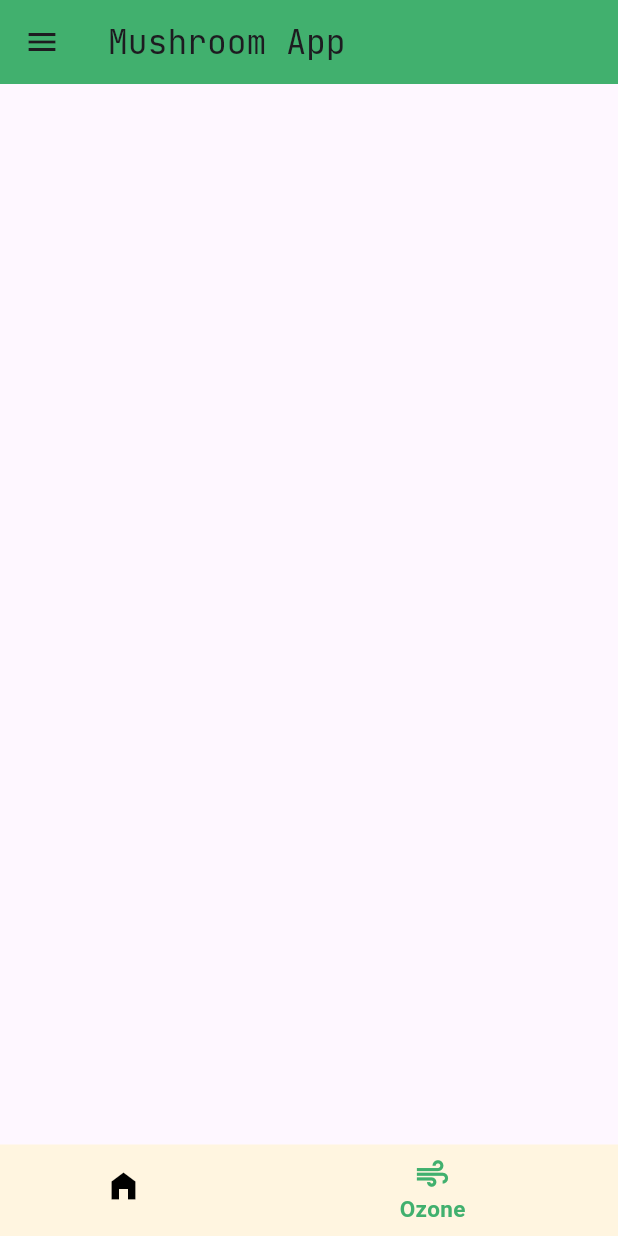
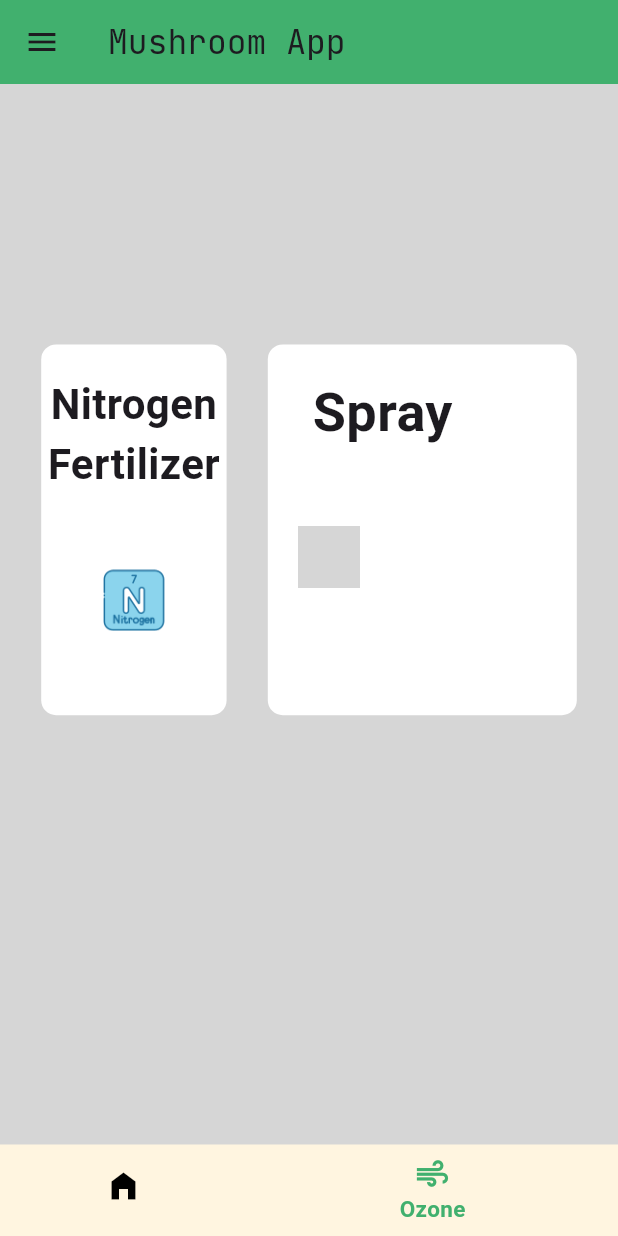
Before and after one commit to oatanurakch/mushroomapp, a Flutter app: the screen it shows after launch, item 2 of the bottom bar chosen, on a phone screen of 412 x 824 dp. Run offline on Flutter 3.47's test engine with Material 3 defaults, Android fonts, the phone set to English and light mode, and no system bars; grey boxes are pictures that could not be loaded.

Commit message:
update ozone_page

```diff
--- a/lib/pages/ozone_page.dart
+++ b/lib/pages/ozone_page.dart
@@ -14,7 +14,61 @@ class _OzonePageState extends State<OzonePage> {
     return SafeArea(
       child: Scaffold(
         body: ListView(
-          children: [],
+          children: [
+            Container(
+              height: MediaQuery.of(context).size.height - kBottomNavigationBarHeight,
+              color: Colors.grey[350],
+              child: Column(
+                mainAxisAlignment: MainAxisAlignment.spaceEvenly,
+                children: [
+                  Row(
+                    mainAxisAlignment: MainAxisAlignment.spaceEvenly,
+                    children: [
+                      Container(
+                        height: MediaQuery.sizeOf(context).height*0.3,
+                        width: MediaQuery.sizeOf(context).width*0.3,
+                        decoration: BoxDecoration(
+                              borderRadius: BorderRadius.circular(10),
+                              color: Colors.white
+                        ),
+                        // color: Colors.white,
+                        child: Column(
+                          children: [
+                            Padding(
+                              padding: EdgeInsets.fromLTRB(0, 20, 0, 50),
+                              child: Text("Nitrogen Fertilizer",style: TextStyle(fontWeight: FontWeight.bold, fontSize: 28),textAlign: TextAlign.center,),),
+                            Image.asset('assets/icons/nitrogen.png',width: MediaQuery.of(context).size.width*0.1)
+                          ],),
+                      ),
+                      Container(
+                        height: MediaQuery.sizeOf(context).height*0.3,
+                        width: MediaQuery.sizeOf(context).width*0.5,
+                        decoration: BoxDecoration(
+                              borderRadius: BorderRadius.circular(10),
+                              color: Colors.white
+                        ),
+                        child: Column(
+                          crossAxisAlignment: CrossAxisAlignment.start,
+                          children: [
+                            Padding(
+                              padding: const EdgeInsets.fromLTRB(30, 20, 0, 50),
+                              child: Text("Spray",style: TextStyle(fontWeight: FontWeight.bold, fontSize: 36),textAlign: TextAlign.center,),),
+                            Padding(
+                              padding: const EdgeInsets.fromLTRB(20,0,0,0),
+                              child: Image.asset('assets/icons/humid.png',width: MediaQuery.of(context).size.width*0.1),
+                            )
+
+                          ],
+                        ),
+                      )
+                    ],
+                  ),
+                  Row(
+                  )
+                ],
+              ),
+            )
+          ],
         ),
       ),
     );
```
Also changed, not shown: assets/icons/nitrogen.png (added).
